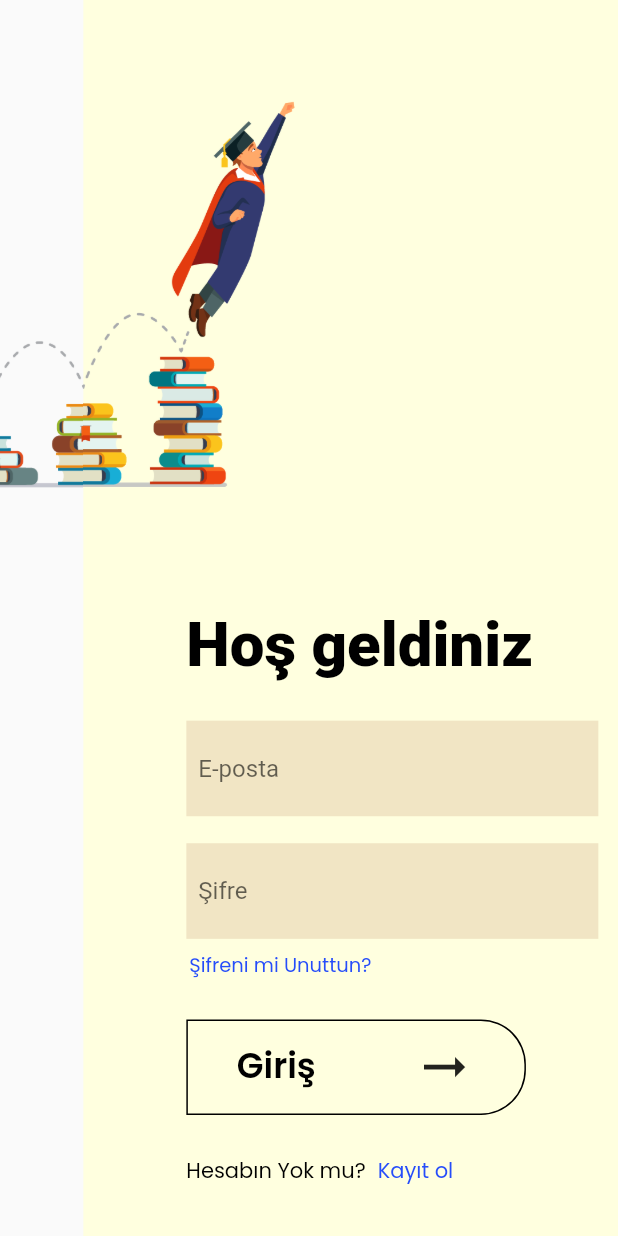
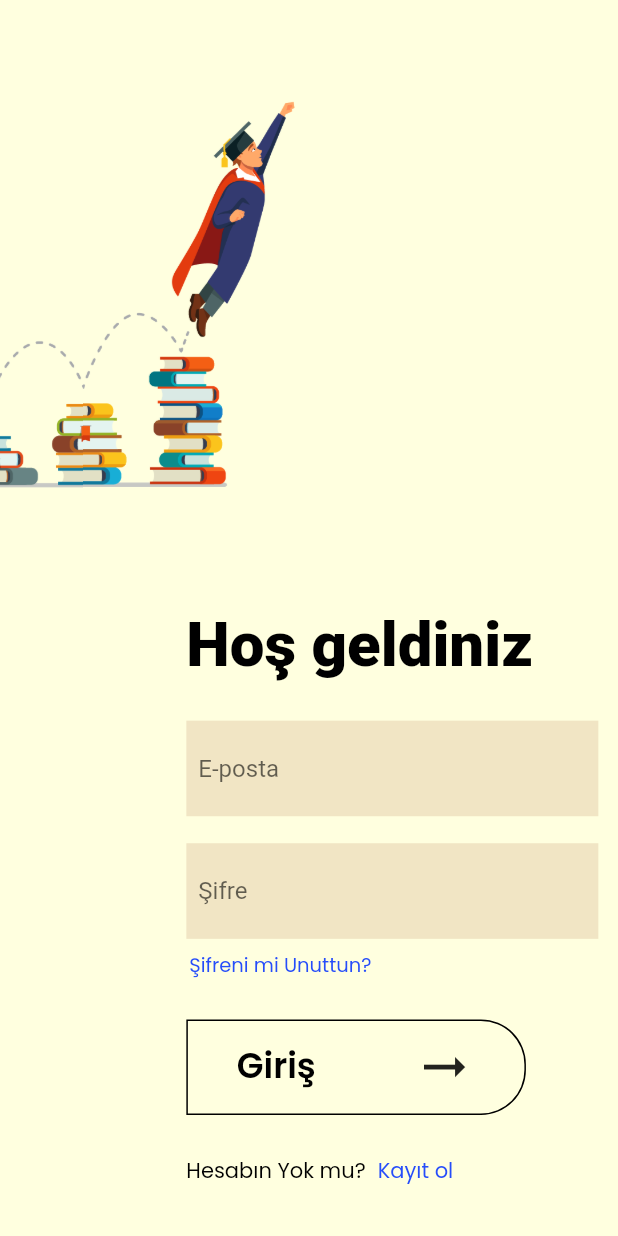
Before and after one commit to bilalozcan/F4RTech-flutter-hackathon, a Flutter app: the screen it shows after launch, after a tap on "Keşfet", on a phone screen of 412 x 824 dp. Run offline on Flutter 3.47's test engine with Material 2 defaults, Android fonts, the phone set to English and light mode, and no system bars; our stand-ins replace cloud_firestore, firebase_auth, firebase_core, firebase_storage, fluttertoast, font_awesome_flutter and 2 more; missing offline and left inert: multi_image_picker; accounts and stored records are empty.

Commit message:
pedantic package edited.

```diff
--- a/lib/main.dart
+++ b/lib/main.dart
@@ -12,7 +12,7 @@ void main() async {
 
 class MyApp extends StatelessWidget {
   // This widget is the root of your application.
-  Authentication _authentication = Authentication();
+  final Authentication _authentication = Authentication();
 
   @override
   Widget build(BuildContext context) {
@@ -26,10 +26,11 @@ class MyApp extends StatelessWidget {
       home: FutureBuilder(
         future: _authentication.currentUser(),
         builder: (BuildContext context, AsyncSnapshot snapshot) {
-          if (snapshot.hasData)
+          if (snapshot.hasData) {
             return HomePage();
-          else
+          } else {
             return LandingPage();
+          }
         },
       ),
     );
--- a/lib/ui/home_page/ShareContent.dart
+++ b/lib/ui/home_page/ShareContent.dart
@@ -13,7 +13,7 @@ class ContentShare extends StatefulWidget {
 
 class _ContentShareState extends State<ContentShare> {
   final TextEditingController _detay = TextEditingController();
-  List<Asset> images = List<Asset>();
+  List<Asset> images = <Asset>[];
   List<String> imageUrls = <String>[];
   bool firstpress = true;
 
--- a/lib/ui/landing_page/landing_page.dart
+++ b/lib/ui/landing_page/landing_page.dart
@@ -1,4 +1,5 @@
-import 'package:education/app/colors.dart';
+
+import 'package:education/app/colors/colors.dart';
 import 'package:education/app/constants.dart';
 import 'package:education/ui/login_page/login_page.dart';
 import 'package:education/widget/button/buttonInkWell.dart';
@@ -30,7 +31,7 @@ class _LandingPageState extends State<LandingPage> {
   Widget build(BuildContext context) {
     return Scaffold(
       resizeToAvoidBottomPadding: false,
-      backgroundColor: ColorTable.backroundColor,
+      backgroundColor: ColorTable.swatch2,
       body: ScrollConfiguration(
         behavior: MyBehavior(),
         child: PageView(
@@ -38,7 +39,7 @@ class _LandingPageState extends State<LandingPage> {
           scrollDirection: Axis.horizontal,
           children: [
             Scaffold(
-              backgroundColor: ColorTable.backroundColor,
+              backgroundColor: ColorTable.swatch2,
               body: SingleChildScrollView(
                 child: Column(
                   children: [
--- a/lib/ui/login_page/login_page.dart
+++ b/lib/ui/login_page/login_page.dart
@@ -16,7 +16,7 @@ class LoginPage extends StatefulWidget {
 
 class _LoginPageState extends State<LoginPage> {
   LoginPageModel model = LoginPageModel();
-  LoginPageServices _services = LoginPageServices();
+  final LoginPageServices _services = LoginPageServices();
 
   @override
   Widget build(BuildContext context) {
@@ -32,7 +32,7 @@ class _LoginPageState extends State<LoginPage> {
                 crossAxisAlignment: CrossAxisAlignment.start,
                 children: [
                   Image.asset(
-                    "assets/landing2.png",
+                    'assets/landing2.png',
                     height: Constants.getHeight(context) / 2.1,
                   ),
                 ],
@@ -46,7 +46,7 @@ class _LoginPageState extends State<LoginPage> {
                 crossAxisAlignment: CrossAxisAlignment.start,
                 children: [
                   Text(
-                    "Hoş geldiniz",
+                    'Hoş geldiniz',
                     style: GoogleFonts.roboto(
                         color: ColorTable.textColor,
                         fontWeight: FontWeight.w900,
@@ -68,7 +68,7 @@ class _LoginPageState extends State<LoginPage> {
                               controller: model.email,
                               decoration: InputDecoration(
                                   border: InputBorder.none,
-                                  hintText: "E-posta",
+                                  hintText: 'E-posta',
                                   contentPadding: EdgeInsets.only(left: 8)),
                               //autofocus: true,
                             ),
@@ -87,7 +87,7 @@ class _LoginPageState extends State<LoginPage> {
                                 controller: model.password,
                                 decoration: InputDecoration(
                                     border: InputBorder.none,
-                                    hintText: "Şifre",
+                                    hintText: 'Şifre',
                                     contentPadding: EdgeInsets.only(left: 8)),
                                 //autofocus: true,
                               ),
@@ -100,7 +100,7 @@ class _LoginPageState extends State<LoginPage> {
                             onTap: () {},
                             child: Container(
                               child: Text(
-                                "Şifreni mi Unuttun?",
+                                'Şifreni mi Unuttun?',
                                 style: GoogleFonts.poppins(
                                     color: ColorTable.swatch4, fontSize: 13),
                               ),
@@ -113,13 +113,13 @@ class _LoginPageState extends State<LoginPage> {
                   ButtonInkWell(() {
                     _services.signIn(
                         context, model.email.text, model.password.text);
-                  }, "Giriş"),
+                  }, 'Giriş'),
                   Row(
                     crossAxisAlignment: CrossAxisAlignment.center,
                     mainAxisAlignment: MainAxisAlignment.start,
                     children: [
                       Text(
-                        "Hesabın Yok mu?",
+                        'Hesabın Yok mu?',
                         style: GoogleFonts.poppins(
                           color: ColorTable.textColor,
                           fontWeight: FontWeight.w400,
@@ -134,7 +134,7 @@ class _LoginPageState extends State<LoginPage> {
                                 Navigator.push(context, MaterialPageRoute(builder: (context) => SignUpPage()));
                               },
                               child: Text(
-                                "Kayıt ol",
+                                'Kayıt ol',
                                 style: GoogleFonts.poppins(
                                   color: ColorTable.swatch4,
                                   fontWeight: FontWeight.w400,
--- a/lib/ui/login_page/login_page_services.dart
+++ b/lib/ui/login_page/login_page_services.dart
@@ -28,7 +28,7 @@ class LoginPageServices {
         print(login.code);
       }
     } else if (login != null) {
-      await Navigator.push(
+      await Navigator.pushReplacement(
           context,
           MaterialPageRoute(
               builder: (context) => Scaffold(
--- a/lib/ui/profile_page/profile_page.dart
+++ b/lib/ui/profile_page/profile_page.dart
@@ -1,5 +1,4 @@
 import 'package:education/services/authentication.dart';
-import 'package:education/ui/profile_page/profile_page_services.dart';
 import 'package:flutter/material.dart';
 import 'package:education/models/User.dart' as usr;
 
--- a/lib/ui/profile_page/profile_page_services.dart
+++ b/lib/ui/profile_page/profile_page_services.dart
@@ -1,5 +1,5 @@
 import 'package:education/models/User.dart' as usr;
 
-futureCurrentUser(Future<usr.User> user) async {
+Future<usr.User> futureCurrentUser(Future<usr.User> user) async {
   return await user;
 }
--- a/lib/ui/sign_up_page/sign_up_page_services.dart
+++ b/lib/ui/sign_up_page/sign_up_page_services.dart
@@ -45,7 +45,7 @@ class SignUpPageServices {
           'level': 0,
           'point': 0,
         });
-        await Navigator.push(
+        await Navigator.pushReplacement(
             context, MaterialPageRoute(builder: (context) => HomePage()));
       }
     }
--- a/lib/widget/button/buttonInkWell.dart
+++ b/lib/widget/button/buttonInkWell.dart
@@ -3,6 +3,7 @@ import 'package:education/app/colors/colors.dart';
 import 'package:flutter/material.dart';
 import 'package:google_fonts/google_fonts.dart';
 
+// ignore: must_be_immutable
 class ButtonInkWell extends StatelessWidget {
   String test;
   Function function;
```
Also changed, not shown: lib/app/validates.dart (+8 -8 lines), lib/ui/sign_up_page/sign_up_page.dart (+9 -9 lines).
